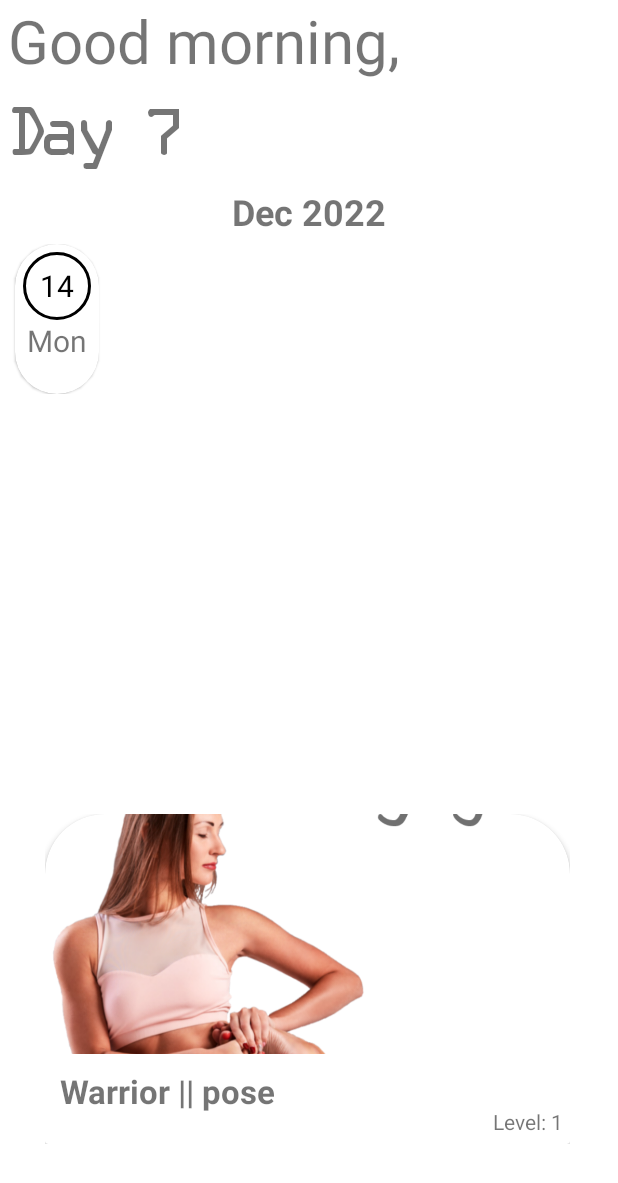
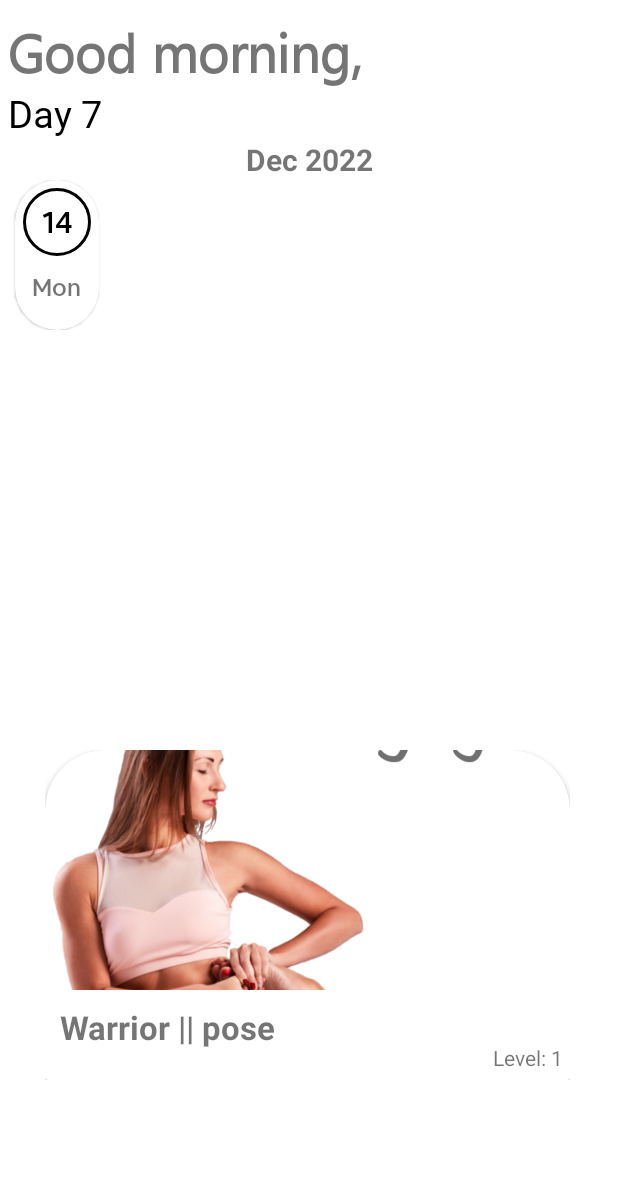
Before and after one commit to ShashankMangal/Virya, an Android app: the layout fragment_home.xml on its own in the app's theme, with its tools: preview values and no code run, on a phone screen of 412 x 824 dp. Shown: the top 1183 px of the screen. Run offline under Robolectric (Android 15) with nearby library versions, the phone set to English and light mode, and no system bars.

Commit message:
Home fragment UI minor update

```diff
--- a/app/src/main/res/layout/fragment_home.xml
+++ b/app/src/main/res/layout/fragment_home.xml
@@ -17,7 +17,10 @@
                 android:layout_width="match_parent"
                 android:layout_height="match_parent"
                 android:text="Good morning,"
-                android:textSize="40sp"
+                android:layout_marginTop="10dp"
+                android:textSize="35sp"
+                android:fontFamily="@font/segoe_ui"
+                android:textStyle="bold"
                 android:layout_marginHorizontal="5dp"/>
 
             <TextView
@@ -25,16 +28,18 @@
                 android:layout_width="match_parent"
                 android:layout_height="match_parent"
                 android:text="Day 7"
-                android:textSize="40sp"
-                android:fontFamily="@font/ocra_regular"
-                android:layout_margin="5dp"/>
+                android:textSize="25sp"
+                android:textColor="@color/black"
+                android:fontFamily="@font/segoe_script"
+                android:layout_marginStart="5dp"/>
             <TextView
                 android:id="@+id/monthNyear"
                 android:layout_width="match_parent"
                 android:layout_height="match_parent"
                 android:text="Dec 2022"
-                android:textSize="24sp"
-                android:layout_margin="5dp"
+                android:textSize="20sp"
+                android:layout_marginStart="5dp"
+                android:layout_marginEnd="5dp"
                 android:gravity="center"
                 android:textStyle="bold"/>
 
--- a/app/src/main/res/layout/item_day_recyclerview.xml
+++ b/app/src/main/res/layout/item_day_recyclerview.xml
@@ -24,6 +24,7 @@
                 android:shadowColor="@android:color/white"
                 android:shadowRadius="10.0"
                 android:gravity="center"
+                android:fontFamily="@font/airbnb_cereal_medium"
                 android:text="14"
                 android:textColor="@android:color/black"
                 android:textSize="20sp"/>
@@ -32,7 +33,9 @@
                 android:layout_width="wrap_content"
                 android:layout_height="wrap_content"
                 android:text="Mon"
-                android:textSize="20sp"
+                android:layout_marginTop="10dp"
+                android:fontFamily="@font/airbnb_cereal_medium"
+                android:textSize="16sp"
                 android:layout_gravity="center"/>
         </LinearLayout>
 
```
